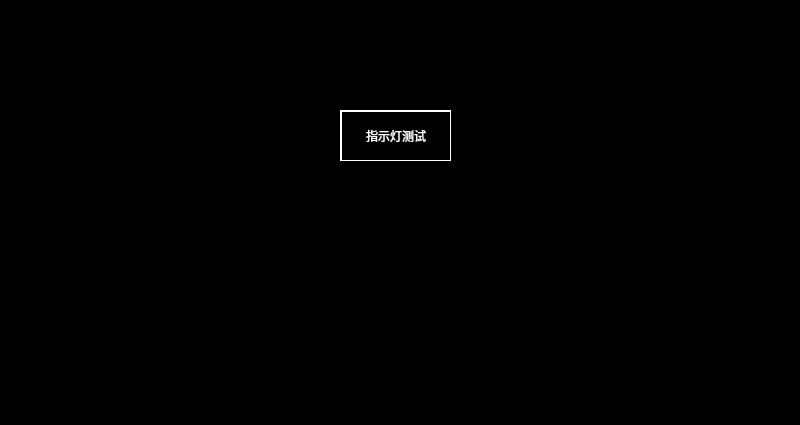
Above: settng_test.ui from mayue-crrc/Loco8 before the change. Below: the same form after it.
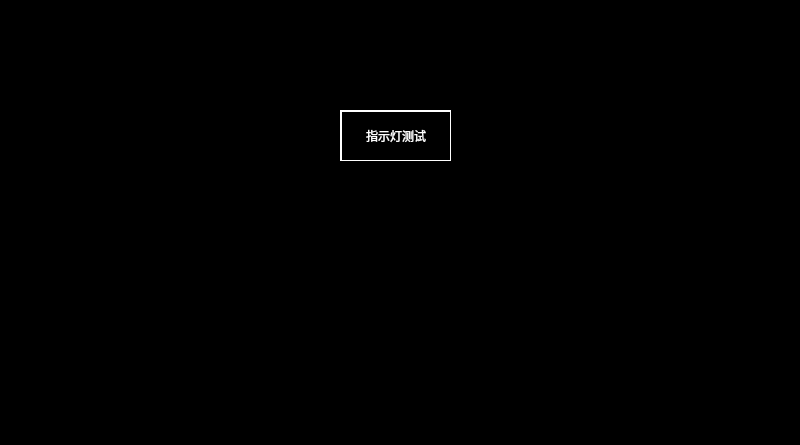
That is the form after the change.

```diff
--- a/settng_test.ui
+++ b/settng_test.ui
@@ -7,7 +7,7 @@
     <x>0</x>
     <y>0</y>
     <width>800</width>
-    <height>425</height>
+    <height>445</height>
    </rect>
   </property>
   <property name="windowTitle">
```
